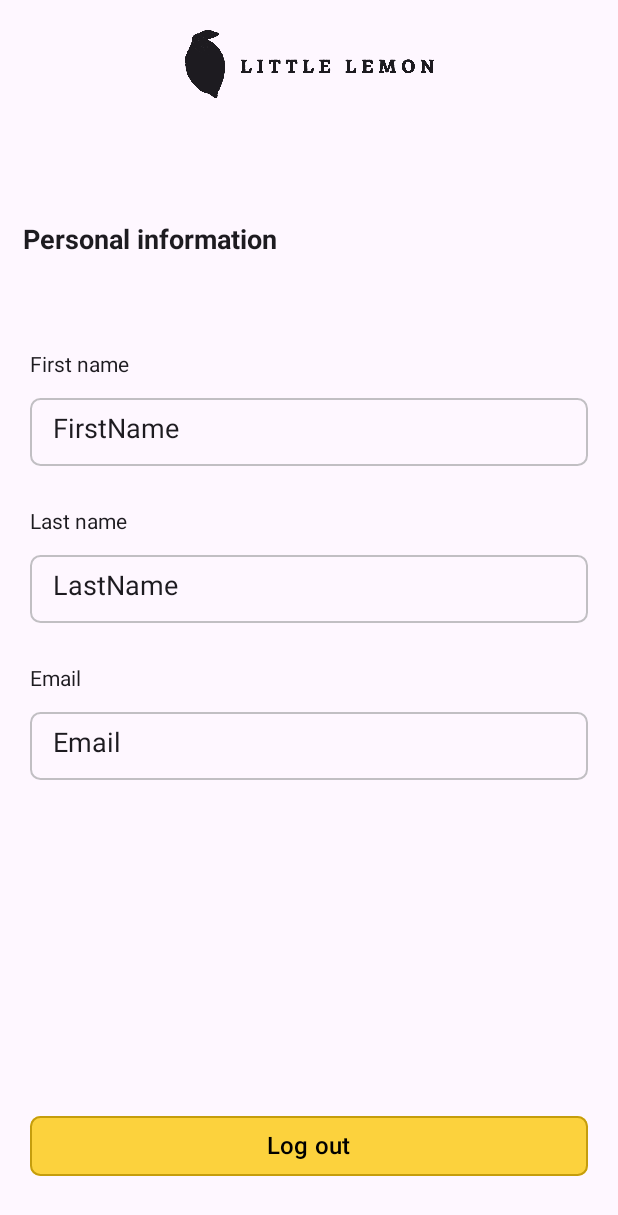
After one commit to PmCoder26/Android_Capstone, an Android app built with Jetpack Compose: the @Preview function Profile, on a phone screen of 412 x 824 dp. The commit adds this screen. Shown: the top 1215 px of the screen. Run offline under Robolectric (Android 15) with nearby library versions, the phone set to English and light mode, and no system bars.

Commit message:
initial setup with screens commit

```diff
--- /dev/null
+++ b/app/src/main/java/com/example/capstone_project/Profile.kt
@@ -0,0 +1,149 @@
+package com.example.capstone_project
+
+import androidx.compose.foundation.BorderStroke
+import androidx.compose.foundation.background
+import androidx.compose.foundation.border
+import androidx.compose.foundation.layout.Arrangement
+import androidx.compose.foundation.layout.Box
+import androidx.compose.foundation.layout.Column
+import androidx.compose.foundation.layout.Row
+import androidx.compose.foundation.layout.Spacer
+import androidx.compose.foundation.layout.fillMaxSize
+import androidx.compose.foundation.layout.fillMaxWidth
+import androidx.compose.foundation.layout.height
+import androidx.compose.foundation.layout.padding
+import androidx.compose.foundation.layout.size
+import androidx.compose.foundation.shape.RoundedCornerShape
+import androidx.compose.material3.Button
+import androidx.compose.material3.ButtonDefaults
+import androidx.compose.material3.Icon
+import androidx.compose.material3.Scaffold
+import androidx.compose.material3.Text
+import androidx.compose.runtime.Composable
+import androidx.compose.ui.Alignment
+import androidx.compose.ui.Modifier
+import androidx.compose.ui.graphics.Color
+import androidx.compose.ui.res.painterResource
+import androidx.compose.ui.text.TextStyle
+import androidx.compose.ui.text.font.FontWeight
+import androidx.compose.ui.text.style.TextAlign
+import androidx.compose.ui.tooling.preview.Preview
+import androidx.compose.ui.unit.dp
+import androidx.compose.ui.unit.sp
+
+@Preview(showBackground = true)
+@Composable
+fun Profile(){
+    Scaffold(
+        modifier = Modifier.fillMaxSize(),
+        topBar = {
+            Row(
+                modifier = Modifier.fillMaxWidth()
+                    .height(100.dp),
+                horizontalArrangement = Arrangement.Center
+            ){
+                Icon(
+                    painter = painterResource(id = R.drawable.logo),
+                    contentDescription = "little lemon logo",
+                    modifier = Modifier.padding(top = 20.dp)
+                        .height(45.dp)
+                )
+            }
+        }
+    ){ innerPadding ->
+        Column(
+            modifier = Modifier
+                .fillMaxSize()
+                .padding(innerPadding),
+            horizontalAlignment = Alignment.CenterHorizontally,
+
+        ){
+
+            Box(
+                modifier = Modifier.height(100.dp)
+                    .fillMaxWidth()
+                    .padding(top = 20.dp),
+                contentAlignment = Alignment.CenterStart
+            ){
+                Text("Personal information",
+                    style = TextStyle(
+                        fontWeight = FontWeight.Bold,
+                        fontSize = 18.sp,
+                    ),
+                    modifier = Modifier.padding(15.dp)
+                )
+            }
+
+            Column(
+                modifier = Modifier.fillMaxWidth(),
+                verticalArrangement = Arrangement.SpaceAround,
+                horizontalAlignment = Alignment.CenterHorizontally
+            ){
+                Column(
+                    modifier = Modifier.fillMaxWidth()
+                        .padding(20.dp)
+                        .size(300.dp),
+                    verticalArrangement = Arrangement.SpaceBetween
+                ){
+                    Text("First name",
+                        modifier = Modifier.padding(top = 15.dp)
+                        )
+                    Text("FirstName",
+                        modifier = Modifier.fillMaxWidth()
+                            .height(45.dp)
+                            .border(border = BorderStroke(1.dp, Color(0x6F717575)), shape = RoundedCornerShape(7.dp))
+                            .padding(start = 15.dp, top = 10.dp),
+                        style = TextStyle(
+                            fontSize = 18.sp,
+                        ),
+                        )
+
+                    Text("Last name",
+                        modifier = Modifier.padding(top = 15.dp)
+                    )
+                    Text("LastName",
+                        modifier = Modifier.fillMaxWidth()
+                            .height(45.dp)
+                            .border(border = BorderStroke(1.dp, Color(0x6F717575)), shape = RoundedCornerShape(7.dp))
+                            .padding(start = 15.dp, top = 10.dp),
+                        style = TextStyle(
+                            fontSize = 18.sp,
+                        ),
+                    )
+
+                    Text("Email",
+                        modifier = Modifier.padding(top = 15.dp)
+                    )
+                    Text("Email",
+                        modifier = Modifier.fillMaxWidth()
+                            .height(45.dp)
+                            .border(border = BorderStroke(1.dp, Color(0x6F717575)), shape = RoundedCornerShape(7.dp))
+                            .padding(start = 15.dp, top = 10.dp),
+                        style = TextStyle(
+                            fontSize = 18.sp,
+                        ),
+                    )
+                }
+            }
+
+            Spacer(Modifier.height(200.dp))
+
+            Button(
+                onClick = {
+
+                },
+                modifier = Modifier.fillMaxWidth()
+                    .padding(start = 20.dp, end = 20.dp),
+                shape = RoundedCornerShape(7.dp),
+                colors = ButtonDefaults.buttonColors(Color(0xFCFCD23B)),
+                border = BorderStroke(1.dp, Color(0xFCC59D0D))
+            ){
+                Text("Log out",
+                    color = Color.Black,
+                    fontSize = 16.sp
+                )
+            }
+
+        }
+    }
+}
```
Also changed, not shown: app/src/main/java/com/example/capstone_project/Home.kt (added, +11 -0 lines), app/src/main/java/com/example/capstone_project/MainActivity.kt (+16 -22 lines), app/src/main/java/com/example/capstone_project/Onboarding.kt (added, +184 -0 lines), app/src/main/res/drawable/logo.jpg (added).
